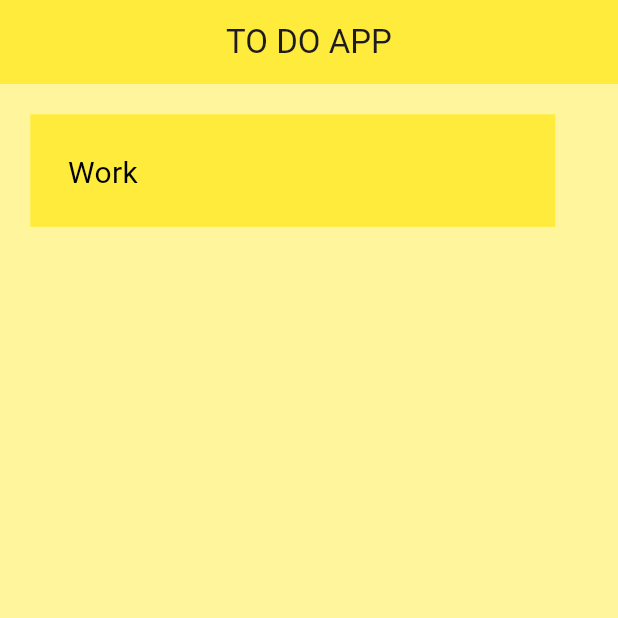
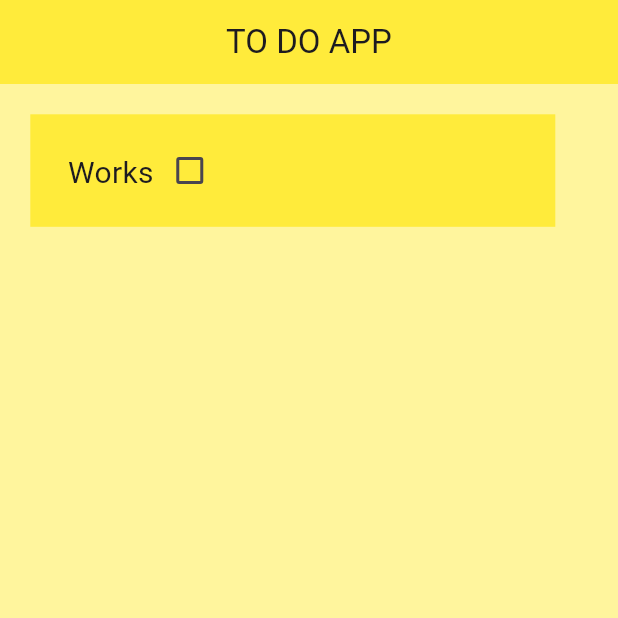
Before and after one commit to SemantakCodes/Todo-App, a Flutter app: the screen it shows after launch, on a phone screen of 412 x 824 dp, the top half of it. Run offline on Flutter 3.47's test engine with Material 3 defaults, Android fonts, the phone set to English and light mode, and no system bars.

```diff
--- a/lib/note_Pages.dart
+++ b/lib/note_Pages.dart
@@ -1,18 +1,39 @@
 import 'package:flutter/material.dart';
 
 class Notepages extends StatelessWidget {
-  const Notepages({super.key});
+  final String taskName;
+  final bool taskCompleted;
+  Function(bool?)? onChanged;
+
+  Notepages({super.key,
+    required this.taskCompleted,
+    required this.taskName,
+    required this.onChanged});
+
+
 
   @override
   Widget build(BuildContext context) {
     return Padding(
       padding: const EdgeInsets.all(20.20),
       child: Container(
+        decoration: BoxDecoration(
+          color: Colors.yellow,
+        ),
         width: 350,
         height: 75,
-        color: Colors.yellow,
         padding: EdgeInsets.all(25),
-        child: Text("Work", style: TextStyle(color: Colors.black, fontSize: 20),),
+        child: Row(
+          children: [
+          Text(
+            taskName,
+            style: TextStyle(
+            fontSize: 20),
+          ),
+          Checkbox(value: taskCompleted, onChanged: onChanged)
+          ],
+        )
+
       ),
     );
   }
--- a/lib/todo_page.dart
+++ b/lib/todo_page.dart
@@ -1,5 +1,5 @@
 import 'package:flutter/material.dart';
-import 'package:todo_app/note_Pages.dart';
+import 'package:todo_app/note_pages.dart';
 
 class TodoPage extends StatefulWidget {
   const TodoPage({super.key});
@@ -21,7 +21,7 @@ class _TodoPageState extends State<TodoPage> {
         centerTitle: true,
         ),
 
-      body: Notepages(),
+      body: Notepages(taskCompleted: false, onChanged: (p0) => print("Pressed!"), taskName: "Works",),
     );
   }
 }
```
